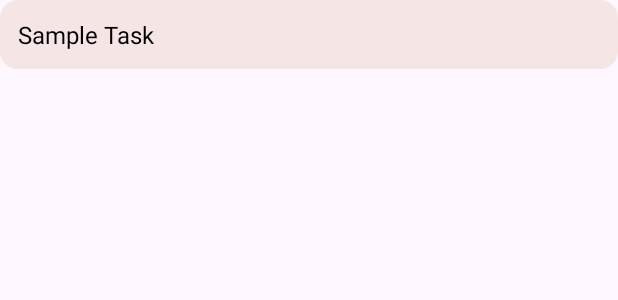
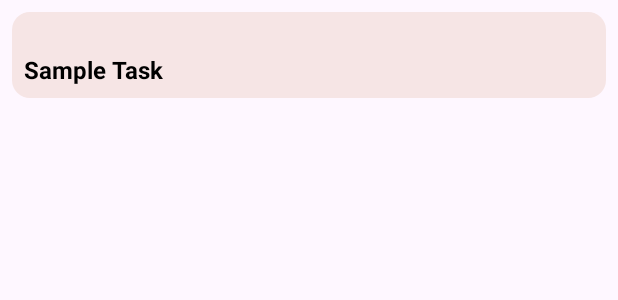
Before and after one commit to Kakashi0801/FRNDTask, an Android app: the layout task_layout_item.xml on its own in the app's theme, with its tools: preview values and no code run, on a phone screen of 412 x 824 dp. Shown: the top 300 px of the screen. Run offline under Robolectric (Android 15) with nearby library versions, the phone set to English and light mode, and no system bars; network calls fail.

Commit message:
day extracted and changes in the layout file and set adapter for tasklist

```diff
--- a/app/src/main/java/com/example/interviewcontent/viewmodel/CalanderViewModel.kt
+++ b/app/src/main/java/com/example/interviewcontent/viewmodel/CalanderViewModel.kt
@@ -34,7 +34,7 @@ class CalanderViewModel(val calanderRepository: CalanderRepository) : ViewModel(
 
 
     init {
-//        submitDailyTask(123,taskDetail)
+        getTaskList(123)
     }
     fun addDailyTask(date: String, title: String?) {
         // Implement functionality to add a task
--- a/app/src/main/res/layout/task_layout_item.xml
+++ b/app/src/main/res/layout/task_layout_item.xml
@@ -1,19 +1,41 @@
-<LinearLayout
-    xmlns:android="http://schemas.android.com/apk/res/android"
+<LinearLayout xmlns:android="http://schemas.android.com/apk/res/android"
     android:layout_width="match_parent"
     android:layout_height="wrap_content"
-    android:orientation="horizontal"
+    xmlns:app="http://schemas.android.com/apk/res-auto"
+    android:orientation="vertical"
     android:background="@drawable/bg_task_item"
-    android:padding="12dp">
+    android:layout_margin="8dp">
 
-    <!-- Task Name -->
+    <androidx.cardview.widget.CardView
+        android:layout_width="wrap_content"
+        android:layout_height="wrap_content"
+        app:cardCornerRadius="16dp">
+        <TextView
+            android:id="@+id/date_tv"
+            android:layout_width="wrap_content"
+            android:layout_height="wrap_content"/>
+    </androidx.cardview.widget.CardView>
+
     <TextView
         android:id="@+id/task_name"
-        android:layout_width="0dp"
+        android:layout_width="match_parent"
         android:layout_height="wrap_content"
-        android:layout_weight="1"
         android:text="Sample Task"
+        android:textStyle="bold"
         android:textSize="16sp"
-        android:textColor="@color/black" />
+        android:textColor="@color/black"
+        android:padding="8dp"
+        android:clickable="true"
+        android:focusable="true" />
+
+    <TextView
+        android:id="@+id/task_description"
+        android:layout_width="match_parent"
+        android:layout_height="wrap_content"
+        android:text="Task Description"
+        android:textSize="14sp"
+        android:textColor="@color/black"
+        android:visibility="gone"
+        android:padding="8dp" />
 
 </LinearLayout>
```
Also changed, not shown: app/src/main/java/com/example/interviewcontent/adapters/MonthViewAdapter.kt (+40 -4 lines), app/src/main/java/com/example/interviewcontent/fragments/CalanderFragment.kt (+60 -10 lines).
